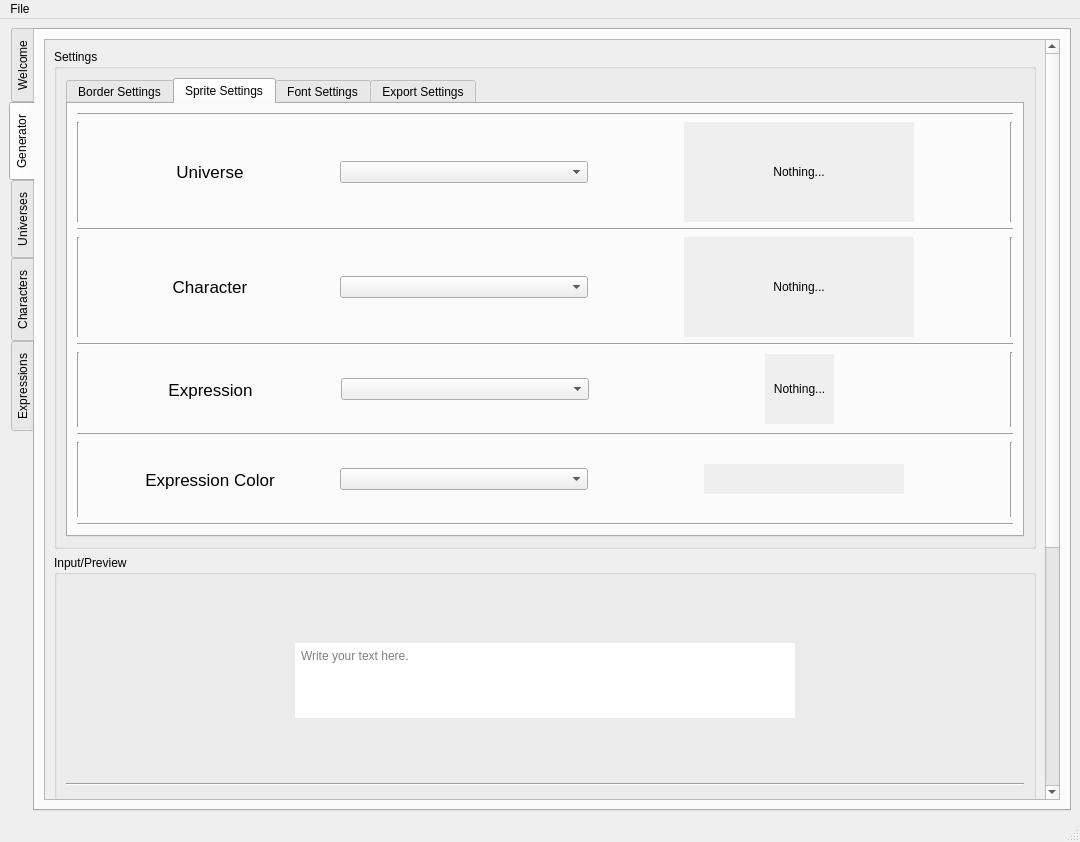
xMirkix/yet-another-textbox-generator, file ui/ui.ui: the form before one commit.
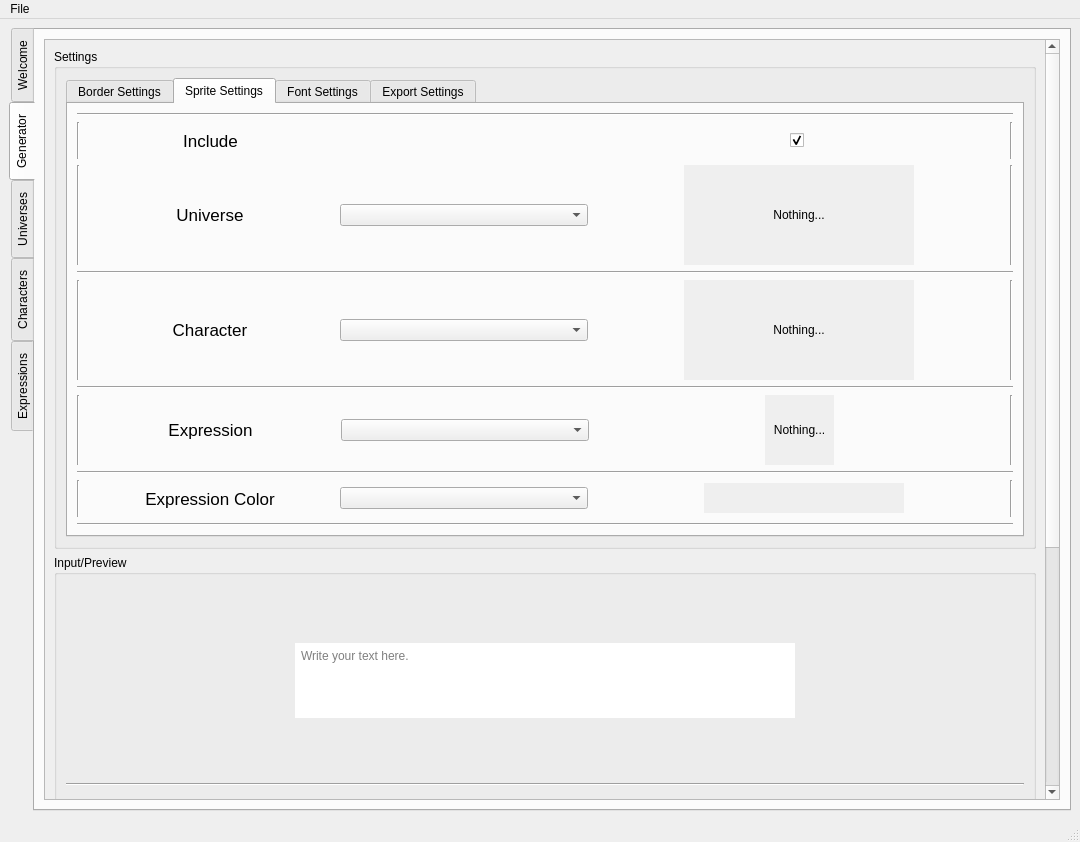
The form after the commit. The open tabs and pages were chosen to show the change. Icons and pictures are not drawn.

Diff of the .ui file:
```diff
--- a/ui/ui.ui
+++ b/ui/ui.ui
@@ -572,6 +572,111 @@
                        </property>
                       </widget>
                      </item>
+                     <item>
+                      <layout class="QHBoxLayout" name="horizontalLayout_43">
+                       <item>
+                        <widget class="Line" name="line_33">
+                         <property name="orientation">
+                          <enum>Qt::Orientation::Vertical</enum>
+                         </property>
+                        </widget>
+                       </item>
+                       <item>
+                        <widget class="QLabel" name="label_9">
+                         <property name="sizePolicy">
+                          <sizepolicy hsizetype="Preferred" vsizetype="Preferred">
+                           <horstretch>0</horstretch>
+                           <verstretch>0</verstretch>
+                          </sizepolicy>
+                         </property>
+                         <property name="minimumSize">
+                          <size>
+                           <width>0</width>
+                           <height>0</height>
+                          </size>
+                         </property>
+                         <property name="font">
+                          <font>
+                           <pointsize>13</pointsize>
+                           <fontweight>DemiBold</fontweight>
+                          </font>
+                         </property>
+                         <property name="text">
+                          <string>Include</string>
+                         </property>
+                         <property name="alignment">
+                          <set>Qt::AlignmentFlag::AlignCenter</set>
+                         </property>
+                        </widget>
+                       </item>
+                       <item>
+                        <widget class="QLabel" name="label_10">
+                         <property name="text">
+                          <string/>
+                         </property>
+                        </widget>
+                       </item>
+                       <item>
+                        <layout class="QHBoxLayout" name="horizontalLayout_69">
+                         <item>
+                          <spacer name="horizontalSpacer_35">
+                           <property name="orientation">
+                            <enum>Qt::Orientation::Horizontal</enum>
+                           </property>
+                           <property name="sizeType">
+                            <enum>QSizePolicy::Policy::Fixed</enum>
+                           </property>
+                           <property name="sizeHint" stdset="0">
+                            <size>
+                             <width>195</width>
+                             <height>20</height>
+                            </size>
+                           </property>
+                          </spacer>
+                         </item>
+                         <item>
+                          <widget class="QCheckBox" name="include_checkbox">
+                           <property name="sizePolicy">
+                            <sizepolicy hsizetype="Maximum" vsizetype="Maximum">
+                             <horstretch>0</horstretch>
+                             <verstretch>0</verstretch>
+                            </sizepolicy>
+                           </property>
+                           <property name="text">
+                            <string/>
+                           </property>
+                           <property name="checked">
+                            <bool>true</bool>
+                           </property>
+                          </widget>
+                         </item>
+                         <item>
+                          <spacer name="horizontalSpacer_36">
+                           <property name="orientation">
+                            <enum>Qt::Orientation::Horizontal</enum>
+                           </property>
+                           <property name="sizeType">
+                            <enum>QSizePolicy::Policy::Fixed</enum>
+                           </property>
+                           <property name="sizeHint" stdset="0">
+                            <size>
+                             <width>200</width>
+                             <height>20</height>
+                            </size>
+                           </property>
+                          </spacer>
+                         </item>
+                        </layout>
+                       </item>
+                       <item>
+                        <widget class="Line" name="line_66">
+                         <property name="orientation">
+                          <enum>Qt::Orientation::Vertical</enum>
+                         </property>
+                        </widget>
+                       </item>
+                      </layout>
+                     </item>
                      <item>
                       <layout class="QHBoxLayout" name="horizontalLayout_10">
                        <item>
@@ -601,6 +706,8 @@
                         <widget class="QComboBox" name="universe_selector"/>
                        </item>
                        <item>
+                        <layout class="QHBoxLayout" name="horizontalLayout_68">
+                         <item>
                         <spacer name="horizontalSpacer_12">
                          <property name="orientation">
                           <enum>Qt::Orientation::Horizontal</enum>
@@ -663,6 +770,8 @@
                          </property>
                         </spacer>
                        </item>
+                        </layout>
+                       </item>
                        <item>
                         <widget class="Line" name="line_35">
                          <property name="orientation">
@@ -708,6 +817,8 @@
                         <widget class="QComboBox" name="character_selector"/>
                        </item>
                        <item>
+                        <layout class="QHBoxLayout" name="horizontalLayout_60">
+                         <item>
                         <spacer name="horizontalSpacer_14">
                          <property name="orientation">
                           <enum>Qt::Orientation::Horizontal</enum>
@@ -770,6 +881,8 @@
                          </property>
                         </spacer>
                        </item>
+                        </layout>
+                       </item>
                        <item>
                         <widget class="Line" name="line_43">
                          <property name="orientation">
@@ -815,6 +928,8 @@
                         <widget class="QComboBox" name="expression_selector"/>
                        </item>
                        <item>
+                        <layout class="QHBoxLayout" name="horizontalLayout_44">
+                         <item>
                         <spacer name="horizontalSpacer_16">
                          <property name="orientation">
                           <enum>Qt::Orientation::Horizontal</enum>
@@ -883,6 +998,8 @@
                          </property>
                         </spacer>
                        </item>
+                        </layout>
+                       </item>
                        <item>
                         <widget class="Line" name="line_42">
                          <property name="orientation">
```
Left out of the diff: 16 changed lines with no effect on the pictures. Lines whose indentation alone changed are shown as unchanged.
